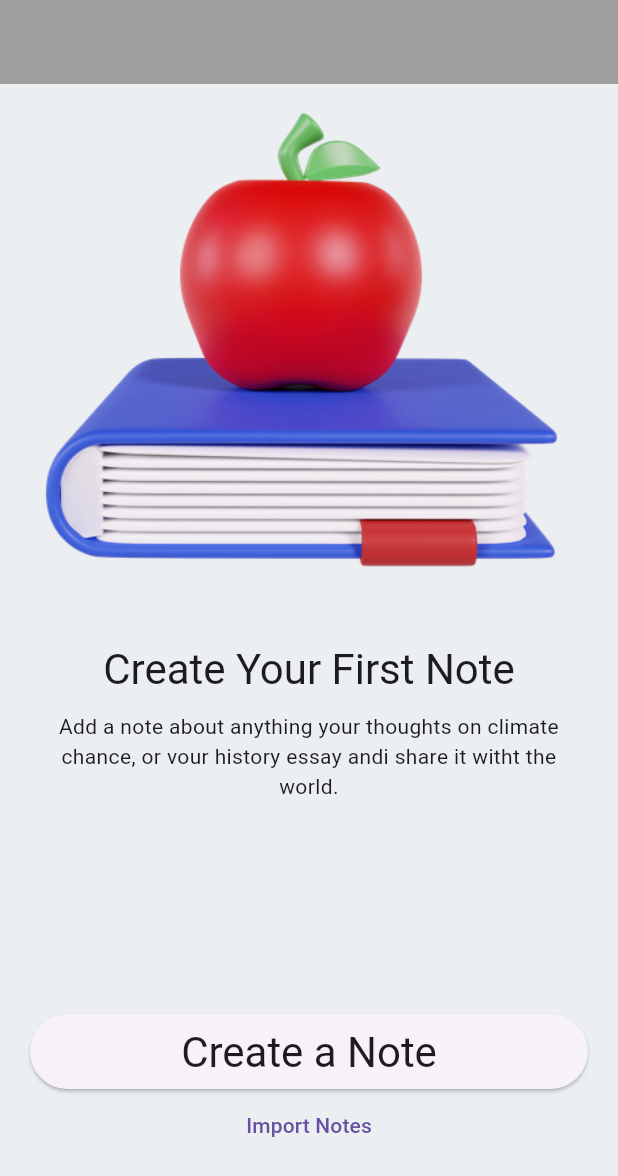
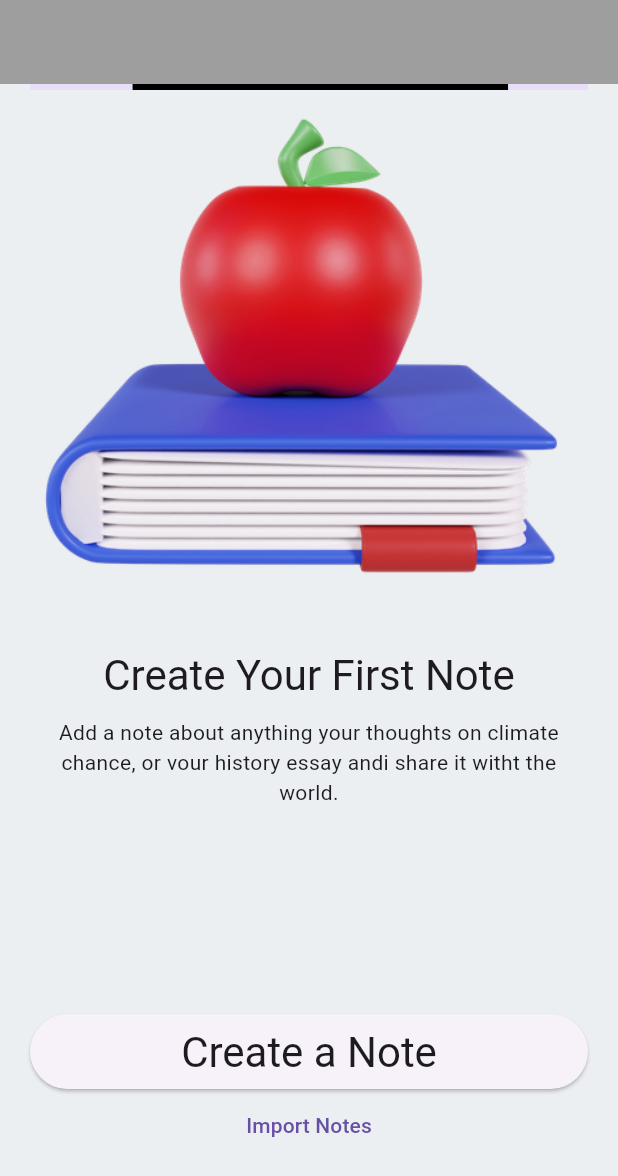
Before and after one commit to kadiirhocaoglu/InternHST, a Flutter app: the screen it shows after launch, on a phone screen of 412 x 824 dp. Shown: the top 1176 px of the screen. Run offline on Flutter 3.47's test engine with Material 3 defaults, Android fonts, the phone set to English and light mode, and no system bars; our stand-ins replace animated_text_kit.

Commit message:
Progress Indicator

```diff
--- a/demo_application/lib/home_page.dart
+++ b/demo_application/lib/home_page.dart
@@ -17,6 +17,7 @@
         padding: PaddingItems.horizontalPadding,
         child: Column(
           children: [
+             LinearProgressIndicator(color: Colors.black,),
             Image(image: ImageItems().appleBook),
             _TitleWidget(title: _titleText),
             Padding(padding: PaddingItems.verticalPadding, child: _SubTitleWidget(title: _descriptionText)),
@@ -43,7 +44,6 @@
   }
 }
 
-/// Center text widget
 class _SubTitleWidget extends StatelessWidget {
   const _SubTitleWidget({Key? key, this.textAlign = TextAlign.center, required this.title}) : super(key: key);
   final TextAlign textAlign;
```
